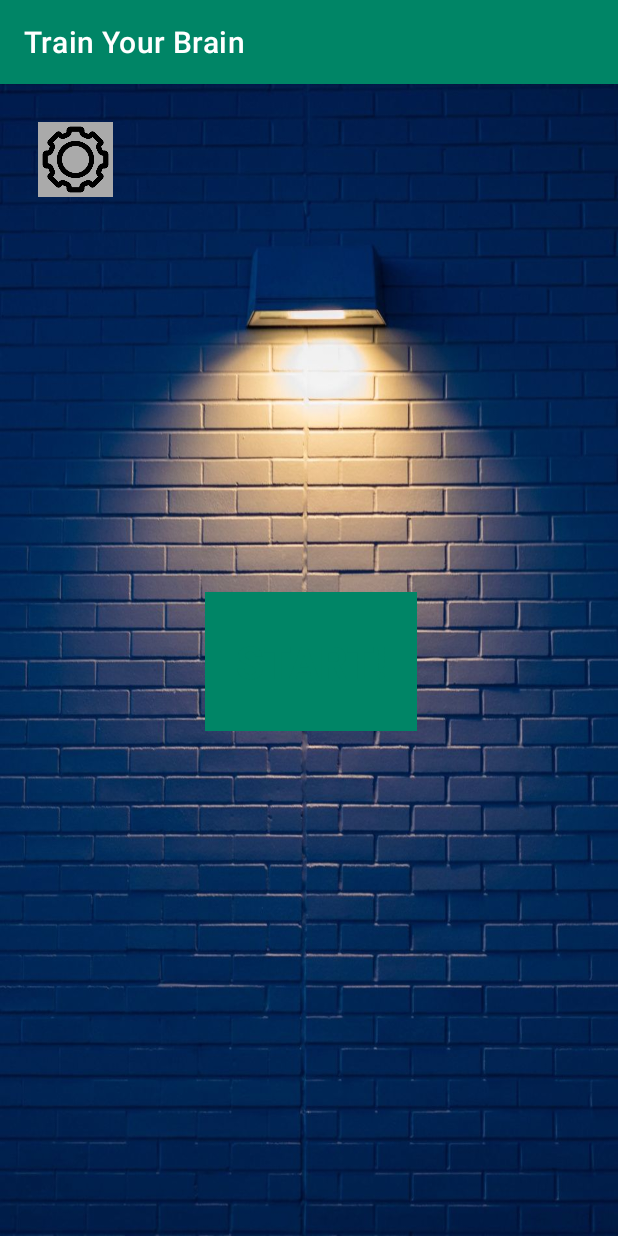
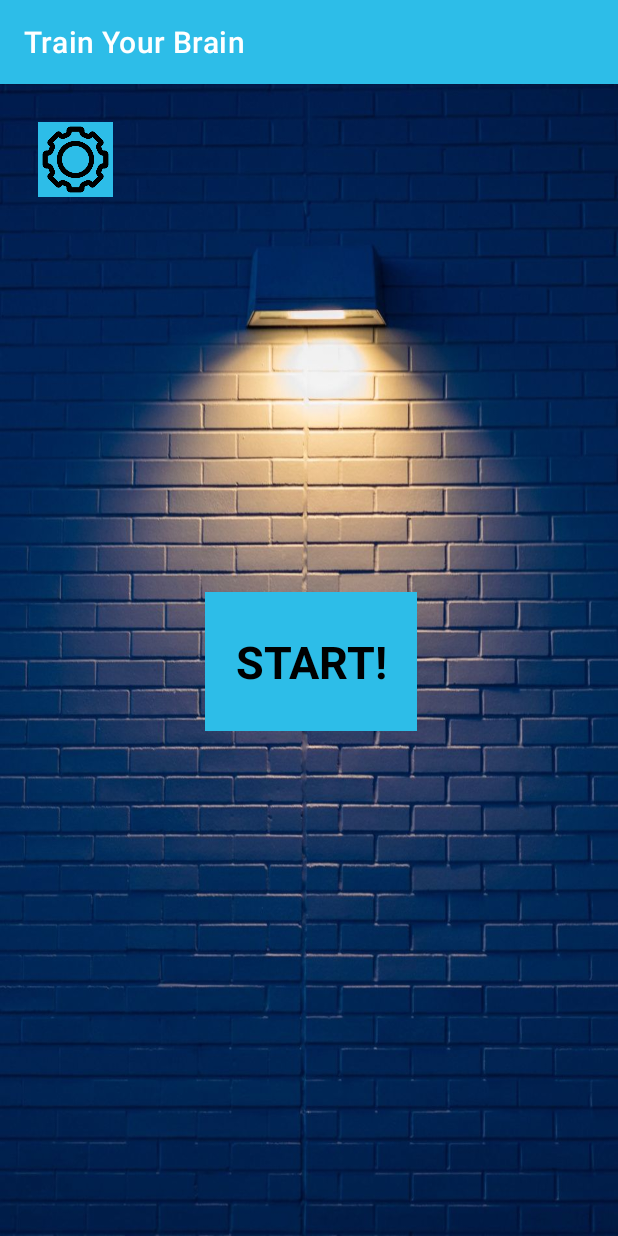
Before and after one commit to AlexYemelianov/TrainYourBrain, an Android app: the screen it shows after launch (MainActivity), on a phone screen of 412 x 824 dp. Run offline under Robolectric (Android 15) with nearby library versions, the phone set to English and light mode, and no system bars; Roboto replaces fonts that are not available here.

Commit message:
changing colors, added saving best score

```diff
--- a/app/src/main/res/layout/activity_main.xml
+++ b/app/src/main/res/layout/activity_main.xml
@@ -14,15 +14,14 @@
         android:layout_width="wrap_content"
         android:layout_height="wrap_content"
         android:layout_marginStart="162dp"
-        android:layout_marginLeft="162dp"
         android:layout_marginTop="341dp"
         android:layout_marginEnd="159dp"
-        android:layout_marginRight="159dp"
         android:layout_marginBottom="339dp"
         android:background="#3E4AAC"
         android:onClick="startGame"
         android:padding="20dp"
         android:text="@string/button"
+        android:textColor="@android:color/background_dark"
         android:textSize="30sp"
         android:textStyle="bold"
         android:visibility="visible"
@@ -38,10 +37,8 @@
         android:layout_width="50dp"
         android:layout_height="50dp"
         android:layout_marginStart="25dp"
-        android:layout_marginLeft="25dp"
         android:layout_marginTop="25dp"
-        android:background="@android:color/darker_gray"
-        android:onClick="openSettings"
+        android:background="@color/colorPrimary"
         android:scaleType="fitCenter"
         app:layout_constraintStart_toStartOf="parent"
         app:layout_constraintTop_toTopOf="parent"
@@ -52,9 +49,11 @@
         android:id="@+id/bestScore"
         android:layout_width="wrap_content"
         android:layout_height="wrap_content"
-        android:layout_marginStart="250dp"
-        android:layout_marginLeft="250dp"
+        android:layout_marginStart="150dp"
         android:layout_marginTop="30dp"
+        android:textColor="@color/design_default_color_background"
+        android:textSize="18sp"
+        android:textStyle="italic"
         app:layout_constraintBottom_toTopOf="@+id/consLayout"
         app:layout_constraintEnd_toEndOf="parent"
         app:layout_constraintStart_toStartOf="parent"
@@ -81,10 +80,10 @@
             android:background="@android:color/white"
             android:onClick="answer3"
             android:padding="10dp"
-            android:textStyle="bold"
             android:tag="@string/button5"
             android:text="@string/button5"
             android:textColor="@android:color/black"
+            android:textStyle="bold"
             app:layout_constraintBottom_toBottomOf="parent"
             app:layout_constraintEnd_toEndOf="parent"
             app:layout_constraintStart_toStartOf="parent" />
@@ -101,9 +100,9 @@
             android:background="@android:color/white"
             android:onClick="answer1"
             android:padding="10dp"
-            android:textStyle="bold"
             android:text="@string/button3"
             android:textColor="@android:color/black"
+            android:textStyle="bold"
             app:layout_constraintBottom_toBottomOf="parent"
             app:layout_constraintEnd_toEndOf="parent"
             app:layout_constraintStart_toStartOf="parent" />
@@ -120,9 +119,9 @@
             android:background="@android:color/white"
             android:onClick="playAgain"
             android:padding="10dp"
-            android:textStyle="bold"
             android:text="@string/play_again"
             android:textColor="@android:color/black"
+            android:textStyle="bold"
             android:visibility="invisible"
             app:layout_constraintBottom_toBottomOf="parent"
             app:layout_constraintEnd_toEndOf="parent"
@@ -137,7 +136,7 @@
             android:layout_marginEnd="8dp"
             android:layout_marginRight="8dp"
             android:layout_marginBottom="352dp"
-            android:background="@android:color/background_dark"
+            android:background="@color/colorPrimaryDark"
             android:gravity="center"
             android:padding="10dp"
             android:text="@string/_30_12"
@@ -195,10 +194,10 @@
             android:background="@android:color/white"
             android:onClick="answer4"
             android:padding="10dp"
-            android:textStyle="bold"
             android:tag="@string/button6"
             android:text="@string/button6"
             android:textColor="@android:color/black"
+            android:textStyle="bold"
             app:layout_constraintBottom_toBottomOf="parent"
             app:layout_constraintEnd_toEndOf="parent"
             app:layout_constraintStart_toStartOf="parent" />
@@ -215,10 +214,10 @@
             android:background="@android:color/white"
             android:onClick="answer2"
             android:padding="10dp"
-            android:textStyle="bold"
             android:tag="@string/button4"
             android:text="@string/button4"
             android:textColor="@android:color/black"
+            android:textStyle="bold"
             app:layout_constraintBottom_toBottomOf="parent"
             app:layout_constraintEnd_toEndOf="parent"
             app:layout_constraintStart_toStartOf="parent" />
--- a/app/src/main/res/values/colors.xml
+++ b/app/src/main/res/values/colors.xml
@@ -1,6 +1,6 @@
 <?xml version="1.0" encoding="utf-8"?>
 <resources>
-    <color name="colorPrimary">#008566</color>
-    <color name="colorPrimaryDark">#00575C</color>
-    <color name="colorAccent">#001952</color>
+    <color name="colorPrimary">#2DBDE8</color>
+    <color name="colorPrimaryDark">#1B67E8</color>
+    <color name="colorAccent">#2F0166</color>
 </resources>
--- a/app/src/main/res/values/strings.xml
+++ b/app/src/main/res/values/strings.xml
@@ -20,6 +20,6 @@
     <string name="your_score">Your score: %1$d</string>
     <string name="again">Button</string>
     <string name="play_again">Play Again</string>
-    <string name="best_score">Your best score: %1$d</string>
+    <string name="best_score">Your best score is %1$d</string>
 
 </resources>
```
Also changed, not shown: app/src/main/java/com/yemelianov/trainyourbrain/MainActivity.kt (+26 -12 lines).
